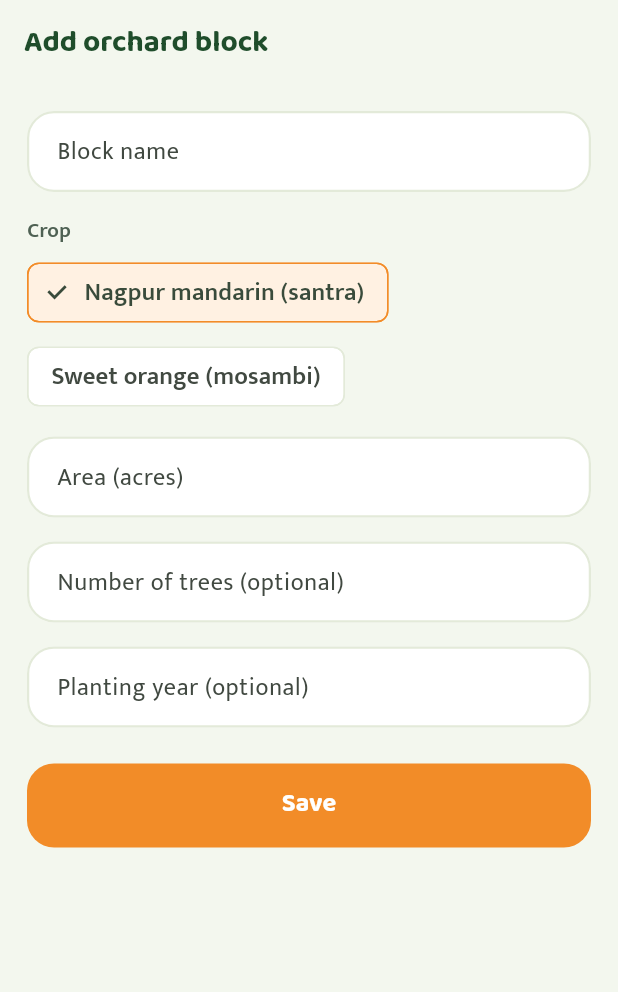
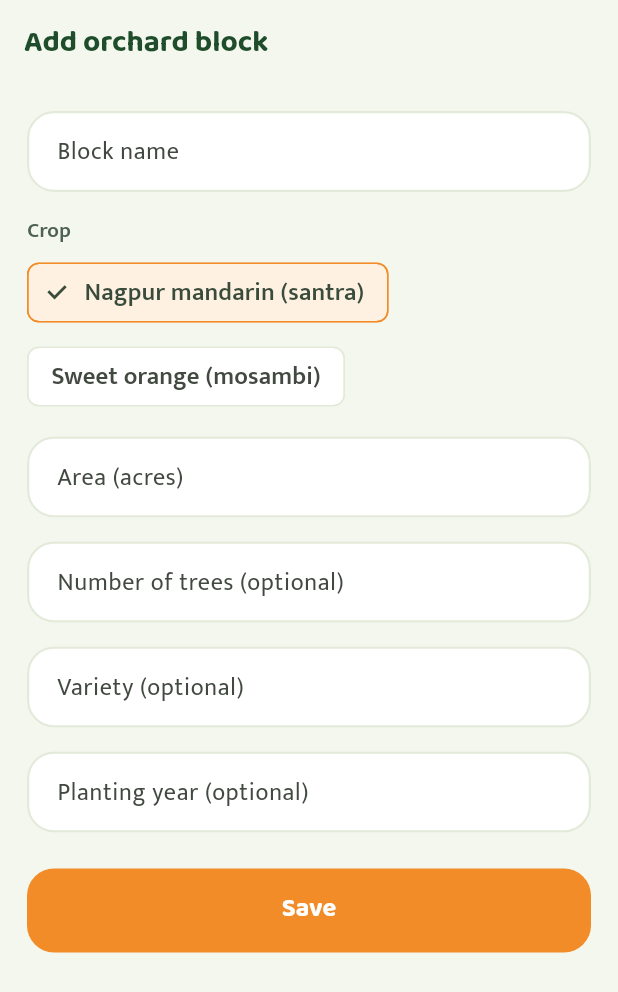
Before and after one commit to abhishekwasu-hue/BaghMitra, a Flutter app: the AddPlotScreen screen opened by its route, on a phone screen of 412 x 824 dp. Shown: the top 992 px of the screen. Run offline on Flutter 3.47's test engine with Material 3 defaults, Android fonts, the phone set to English and light mode, and no system bars; our stand-ins replace chopper, drift, drift_flutter, flutter_riverpod, go_router, supabase_flutter; accounts and stored records are empty; generated files the repository leaves out were written again.

Commit message:
M1: delete a plot (with confirmation) and record its variety
- Each plot card gets a delete button; a confirmation dialog warns that
  the block is also removed from the grower's other devices. Deletion is
  local and immediate, synced as a tombstone (API and device support
  landed in #2 and #3).
- The add-plot form gains the optional variety field.
- Strings in en/mr/hi; goldens updated; tests cover confirm-then-delete
  and the variety in the queued payload.

Co-Authored-By: Claude Opus 5.5 <noreply@anthropic.com>
Claude-Session: https://claude.ai/code/session_019u3Hr12bJanrMAUi8R4rtD

```diff
--- a/app/lib/features/plots/presentation/add_plot_screen.dart
+++ b/app/lib/features/plots/presentation/add_plot_screen.dart
@@ -19,6 +19,7 @@ class AddPlotScreen extends ConsumerStatefulWidget {
 class _AddPlotScreenState extends ConsumerState<AddPlotScreen> {
   final _form = GlobalKey<FormState>();
   final _name = TextEditingController();
+  final _variety = TextEditingController();
   final _acres = TextEditingController();
   final _trees = TextEditingController();
   final _year = TextEditingController();
@@ -26,7 +27,7 @@ class _AddPlotScreenState extends ConsumerState<AddPlotScreen> {
 
   @override
   void dispose() {
-    for (final c in [_name, _acres, _trees, _year]) {
+    for (final c in [_name, _variety, _acres, _trees, _year]) {
       c.dispose();
     }
     super.dispose();
@@ -44,6 +45,7 @@ class _AddPlotScreenState extends ConsumerState<AddPlotScreen> {
         name: _name.text.trim(),
         crop: _crop!,
         areaSqM: double.parse(_acres.text.trim()) * Plot.sqMPerAcre,
+        variety: _optional(_variety.text),
         treeCount: int.tryParse(_trees.text.trim()),
         plantingYear: int.tryParse(_year.text.trim()),
       ),
@@ -141,6 +143,12 @@ class _AddPlotScreenState extends ConsumerState<AddPlotScreen> {
             ),
             gap,
             TextFormField(
+              key: const Key('plot-variety'),
+              controller: _variety,
+              decoration: InputDecoration(labelText: t.plotVariety),
+            ),
+            gap,
+            TextFormField(
               controller: _year,
               keyboardType: TextInputType.number,
               inputFormatters: [
--- a/app/lib/l10n/app_hi.arb
+++ b/app/lib/l10n/app_hi.arb
@@ -59,5 +59,9 @@
   "invalidNumber": "सही संख्या डालें",
   "plotAcres": "{area} एकड़",
   "plotTrees": "{count} पेड़",
-  "plotSaved": "सहेजा गया। नेटवर्क आने पर भेजा जाएगा।"
+  "plotSaved": "सहेजा गया। नेटवर्क आने पर भेजा जाएगा।",
+  "deletePlot": "बाग हटाएँ",
+  "deletePlotConfirm": "{name} हटाएँ? यह आपके दूसरे फ़ोन से भी हट जाएगा।",
+  "cancel": "रद्द करें",
+  "delete": "हटाएँ"
 }
--- a/app/lib/l10n/app_localizations.dart
+++ b/app/lib/l10n/app_localizations.dart
@@ -459,6 +459,30 @@ abstract class AppLocalizations {
   /// In en, this message translates to:
   /// **'Saved. It will sync when you are online.'**
   String get plotSaved;
+
+  /// No description provided for @deletePlot.
+  ///
+  /// In en, this message translates to:
+  /// **'Delete block'**
+  String get deletePlot;
+
+  /// No description provided for @deletePlotConfirm.
+  ///
+  /// In en, this message translates to:
+  /// **'Delete {name}? This also removes it from your other devices.'**
+  String deletePlotConfirm(String name);
+
+  /// No description provided for @cancel.
+  ///
+  /// In en, this message translates to:
+  /// **'Cancel'**
+  String get cancel;
+
+  /// No description provided for @delete.
+  ///
+  /// In en, this message translates to:
+  /// **'Delete'**
+  String get delete;
 }
 
 class _AppLocalizationsDelegate
--- a/app/lib/l10n/app_mr.arb
+++ b/app/lib/l10n/app_mr.arb
@@ -59,5 +59,9 @@
   "invalidNumber": "योग्य संख्या टाका",
   "plotAcres": "{area} एकर",
   "plotTrees": "{count} झाडं",
-  "plotSaved": "जतन झालं. नेट आल्यावर पाठवलं जाईल."
+  "plotSaved": "जतन झालं. नेट आल्यावर पाठवलं जाईल.",
+  "deletePlot": "बाग काढून टाका",
+  "deletePlotConfirm": "{name} काढून टाकायची? तुमच्या इतर फोनवरूनही ती जाईल.",
+  "cancel": "रद्द करा",
+  "delete": "काढून टाका"
 }
```
Also changed, not shown: app/lib/features/plots/presentation/plots_screen.dart (+29 -2 lines), app/lib/l10n/app_en.arb (+12 -1 lines), app/lib/l10n/app_localizations_en.dart (+14 -0 lines), app/lib/l10n/app_localizations_hi.dart (+14 -0 lines), app/lib/l10n/app_localizations_mr.dart (+14 -0 lines), 7 other files.
